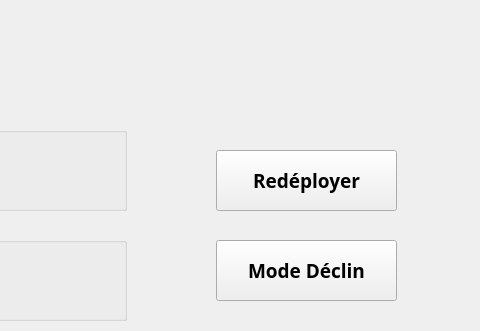
Above: warCPP/mapwindow.ui from jcambray/ProjetWarCPP before the change; both pictures show x 784 to 1264 and y 369 to 700 of the 1264 by 700 pixel window. Below: the same form after it.
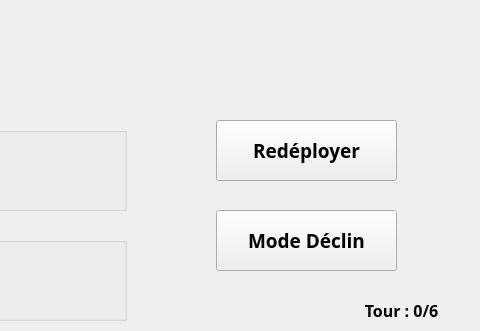
That is the form after the change. Icons and pictures are not drawn.

```diff
--- a/warCPP/mapwindow.ui
+++ b/warCPP/mapwindow.ui
@@ -62,7 +62,7 @@
      <property name="geometry">
       <rect>
        <x>1000</x>
-       <y>50</y>
+       <y>20</y>
        <width>181</width>
        <height>61</height>
       </rect>
@@ -216,7 +216,7 @@
      <property name="geometry">
       <rect>
        <x>1000</x>
-       <y>140</y>
+       <y>110</y>
        <width>181</width>
        <height>61</height>
       </rect>
@@ -237,6 +237,36 @@
       <string>Mode Déclin</string>
      </property>
     </widget>
+    <widget class="QLabel" name="labelNbTour">
+     <property name="geometry">
+      <rect>
+       <x>1100</x>
+       <y>190</y>
+       <width>171</width>
+       <height>41</height>
+      </rect>
+     </property>
+     <property name="font">
+      <font>
+       <family>Lucida Handwriting</family>
+       <pointsize>12</pointsize>
+       <weight>75</weight>
+       <bold>true</bold>
+      </font>
+     </property>
+     <property name="layoutDirection">
+      <enum>Qt::LeftToRight</enum>
+     </property>
+     <property name="styleSheet">
+      <string notr="true">background-image: url(:/fond/Bouton);</string>
+     </property>
+     <property name="text">
+      <string>&lt;html&gt;&lt;head/&gt;&lt;body&gt;&lt;p&gt;Tour : 0/6&lt;/p&gt;&lt;/body&gt;&lt;/html&gt;</string>
+     </property>
+     <property name="alignment">
+      <set>Qt::AlignCenter</set>
+     </property>
+    </widget>
     <zorder>groupBoxJ2</zorder>
     <zorder>pushButton</zorder>
     <zorder>groupBoxJ1</zorder>
```
Left out of the diff: 9 changed lines with no effect on the pictures.
